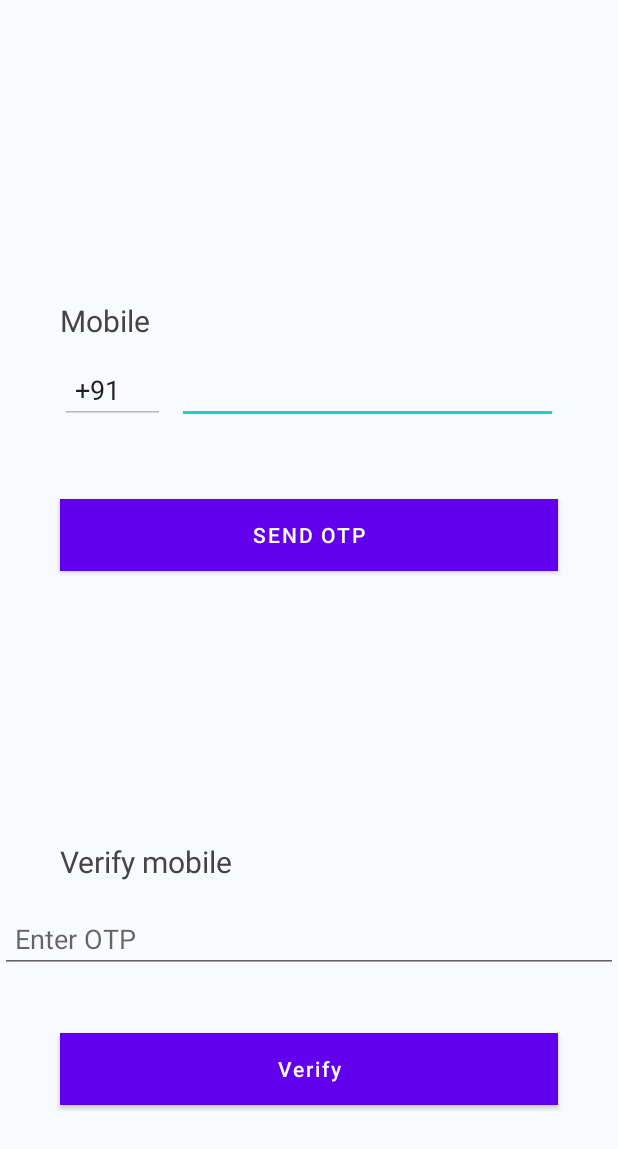
After one commit to NullScripts/Agcrops, an Android app: the PhoneAuthActivity screen opened directly, with no data from a screen before it, on a phone screen of 412 x 824 dp. The commit adds this screen. Shown: the top 1149 px of the screen. Run offline under Robolectric (Android 15) with nearby library versions, the phone set to English and light mode, and no system bars.

Commit message:
Auth Code

```diff
--- /dev/null
+++ b/app/src/main/java/com/example/myapplication/authentication/PhoneAuthActivity.kt
@@ -0,0 +1,103 @@
+package com.example.myapplication.authentication
+
+
+import android.os.Bundle
+
+import android.widget.Button
+import android.widget.EditText
+import android.widget.Toast
+import androidx.appcompat.app.AppCompatActivity
+import com.example.myapplication.R
+import retrofit2.Retrofit
+import retrofit2.converter.gson.GsonConverterFactory
+import retrofit2.Call
+import retrofit2.Callback
+import retrofit2.Response
+
+
+class PhoneAuthActivity : AppCompatActivity() {
+    private var retrofit: Retrofit? = null
+    private var retrofitInterface: RetrofitInterface? = null
+    private val BASE_URL = "http://192.168.43.2:3000"
+    lateinit var phone: EditText
+
+    override fun onCreate(savedInstanceState: Bundle?) {
+        super.onCreate(savedInstanceState)
+        setContentView(R.layout.activity_phone_auth)
+        retrofit = Retrofit.Builder()
+                .baseUrl(BASE_URL)
+                .addConverterFactory(GsonConverterFactory.create())
+                .build()
+        retrofitInterface = retrofit?.create(RetrofitInterface::class.java)
+
+        val sendotp = findViewById<Button>(R.id.sendotp)
+        val verify=findViewById<Button>(R.id.verifyBtn)
+        phone = findViewById(R.id.phoneNumber)
+
+        sendotp.setOnClickListener {
+            sentotp()
+        }
+        verify.setOnClickListener {
+            verifyotp()
+        }
+
+
+
+    }
+
+
+    private fun sentotp() {
+//        val map = HashMap<String, String>()
+//        map["phonenumber"] = phone.text.toString()
+//        map["channel"] = "sms"
+        val phonenumber=phone.text.toString()
+        //val channel="sms"
+
+        val call: Call<Void?>? = retrofitInterface!!.executeLogin(phonenumber)
+        call!!.enqueue(object : Callback<Void?> {
+            override fun onResponse(call: Call<Void?>, response: Response<Void?>) {
+                if (response.code() == 200) {
+                    Toast.makeText(this@PhoneAuthActivity,
+                            "OTP sent", Toast.LENGTH_LONG).show()
+                } else if (response.code() == 400) {
+                    Toast.makeText(this@PhoneAuthActivity,
+                            "Error", Toast.LENGTH_LONG).show()
+                }
+            }
+
+            override fun onFailure(call: Call<Void?>, t: Throwable) {
+                Toast.makeText(this@PhoneAuthActivity, t.message,
+                        Toast.LENGTH_LONG).show()
+            }
+        })
+    }
+
+
+    private  fun verifyotp(){
+        val otp=findViewById<EditText>(R.id.otp)
+        val phonenumber=phone.text.toString()
+        val map = HashMap<String, String>()
+        map["phonenumber"] = phonenumber
+        map["code"] = otp.text.toString()
+
+        val call: Call<Void?>? = retrofitInterface!!.verify(map)
+        call!!.enqueue(object : Callback<Void?> {
+            override fun onResponse(call: Call<Void?>, response: Response<Void?>) {
+                if (response.code() == 200) {
+                    Toast.makeText(this@PhoneAuthActivity,
+                        "OTP Verified", Toast.LENGTH_LONG).show()
+                } else if (response.code() == 400) {
+                    Toast.makeText(this@PhoneAuthActivity,
+                        "Error", Toast.LENGTH_LONG).show()
+                }
+            }
+
+            override fun onFailure(call: Call<Void?>, t: Throwable) {
+                Toast.makeText(this@PhoneAuthActivity, t.message,
+                    Toast.LENGTH_LONG).show()
+            }
+        })
+
+    }
+
+    }
--- /dev/null
+++ b/app/src/main/java/com/example/myapplication/authentication/RetrofitInterface.kt
@@ -0,0 +1,19 @@
+package com.example.myapplication.authentication
+
+import retrofit2.Call
+import retrofit2.http.Body
+import retrofit2.http.GET
+import retrofit2.http.POST
+import retrofit2.http.Query
+import kotlin.collections.HashMap
+
+interface RetrofitInterface {
+
+
+    @POST("/signup")
+    fun executeSignup(@Body map: HashMap<String, String>): Call<Void?>?
+    @GET("/login")
+    fun executeLogin(@Query("phonenumber")  phonenumber:String): Call<Void?>?
+    @POST("/verify")
+    fun verify(@Body map: HashMap<String, String>): Call<Void?>?
+}
--- /dev/null
+++ b/app/src/main/java/com/example/myapplication/authentication/SignUp.kt
@@ -0,0 +1,6 @@
+package com.example.myapplication.authentication
+
+class SignUp (
+        private val phone: String? = null,
+        private val channel: String? = null
+)
--- /dev/null
+++ b/app/src/main/res/layout/activity_phone_auth.xml
@@ -0,0 +1,106 @@
+<?xml version="1.0" encoding="utf-8"?>
+<LinearLayout xmlns:android="http://schemas.android.com/apk/res/android"
+    xmlns:app="http://schemas.android.com/apk/res-auto"
+    xmlns:tools="http://schemas.android.com/tools"
+    android:layout_width="match_parent"
+    android:layout_height="match_parent"
+    tools:context=".authentication.PhoneAuthActivity"
+    android:background="#F9FAFF"
+    android:orientation="vertical"
+    android:weightSum="2">
+
+    <LinearLayout
+        android:layout_width="match_parent"
+        android:layout_height="530dp"
+        android:layout_marginTop="200dp"
+        android:layout_weight="1"
+        android:orientation="vertical">
+
+        <TextView
+            android:layout_width="match_parent"
+            android:layout_height="wrap_content"
+
+            android:paddingLeft="40dp"
+            android:text="Mobile"
+            android:textColor="#444444"
+            android:textSize="20sp" />
+
+        <LinearLayout
+            android:layout_width="match_parent"
+            android:layout_height="wrap_content"
+            android:orientation="horizontal"
+            android:paddingLeft="40dp"
+            android:paddingTop="10dp"
+            android:paddingRight="40dp"
+            android:paddingBottom="10dp">
+
+            <EditText
+                android:layout_width="70dp"
+                android:layout_height="wrap_content"
+                android:layout_marginRight="8dp"
+
+                android:enabled="false"
+                android:paddingLeft="10dp"
+                android:text="+91"
+                android:textColor="#1F1F1F" />
+
+            <EditText
+                android:id="@+id/phoneNumber"
+                android:layout_width="match_parent"
+                android:layout_height="wrap_content"
+                android:hint=""
+                android:inputType="phone"
+                android:paddingLeft="10dp"
+                android:textColor="#1F1F1F" />
+        </LinearLayout>
+
+        <Button
+            android:id="@+id/sendotp"
+            android:layout_width="match_parent"
+            android:layout_height="wrap_content"
+            android:layout_margin="40dp"
+            android:background="#6372FF"
+
+            android:text="Send OTP"
+            android:textColor="#ffffff" />
+
+        <LinearLayout
+            android:layout_width="match_parent"
+            android:layout_height="0dp"
+            android:layout_weight="1"
+            android:gravity="bottom|center"
+            android:orientation="vertical">
+
+            <TextView
+                android:layout_width="match_parent"
+                android:layout_height="wrap_content"
+                android:paddingLeft="40dp"
+                android:paddingBottom="15dp"
+                android:text="Verify mobile"
+                android:textColor="#444444"
+
+                android:textSize="20sp" />
+
+            <EditText
+                android:id="@+id/otp"
+                android:layout_width="match_parent"
+                android:layout_height="wrap_content"
+                android:hint="Enter OTP"
+                android:inputType="number"
+                android:paddingLeft="10dp"
+                android:textColor="#1F1F1F" />
+
+            <Button
+                android:id="@+id/verifyBtn"
+                android:layout_width="match_parent"
+                android:layout_height="wrap_content"
+                android:layout_margin="40dp"
+                android:background="#6372FF"
+
+                android:text="Verify"
+                android:textAllCaps="false"
+                android:textColor="#ffffff" />
+        </LinearLayout>
+    </LinearLayout>
+
+</LinearLayout>
--- a/app/src/main/res/values-night/themes.xml
+++ b/app/src/main/res/values-night/themes.xml
@@ -1,6 +1,6 @@
 <resources xmlns:tools="http://schemas.android.com/tools">
     <!-- Base application theme. -->
-    <style name="Theme.MyApplication" parent="Theme.MaterialComponents.DayNight.DarkActionBar">
+    <style name="Theme.MyApplication" parent="Theme.MaterialComponents.DayNight.NoActionBar">
         <!-- Primary brand color. -->
         <item name="colorPrimary">@color/purple_200</item>
         <item name="colorPrimaryVariant">@color/purple_700</item>
--- a/app/src/main/res/values/themes.xml
+++ b/app/src/main/res/values/themes.xml
@@ -1,6 +1,6 @@
 <resources xmlns:tools="http://schemas.android.com/tools">
     <!-- Base application theme. -->
-    <style name="Theme.MyApplication" parent="Theme.MaterialComponents.DayNight.DarkActionBar">
+    <style name="Theme.MyApplication" parent="Theme.MaterialComponents.DayNight.NoActionBar">
         <!-- Primary brand color. -->
         <item name="colorPrimary">@color/purple_500</item>
         <item name="colorPrimaryVariant">@color/purple_700</item>
--- a/build.gradle
+++ b/build.gradle
@@ -8,6 +8,7 @@ buildscript {
     dependencies {
         classpath "com.android.tools.build:gradle:4.1.0"
         classpath "org.jetbrains.kotlin:kotlin-gradle-plugin:$kotlin_version"
+        classpath 'com.google.gms:google-services:4.3.5'
 
         // NOTE: Do not place your application dependencies here; they belong
         // in the individual module build.gradle files
```
Also changed, not shown: app/build.gradle (+10 -0 lines), app/src/main/AndroidManifest.xml (+8 -2 lines), app/src/main/java/com/example/myapplication/activities/ProfileActivity.kt (added, +14 -0 lines), app/src/main/java/com/example/myapplication/authentication/RegisterActivity.kt (added, +103 -0 lines), app/src/main/res/layout/activity_profile.xml (added, +157 -0 lines), app/src/main/res/layout/activity_register.xml (added, +69 -0 lines), app/src/main/res/values/colors.xml (+8 -0 lines), 1 other file.
